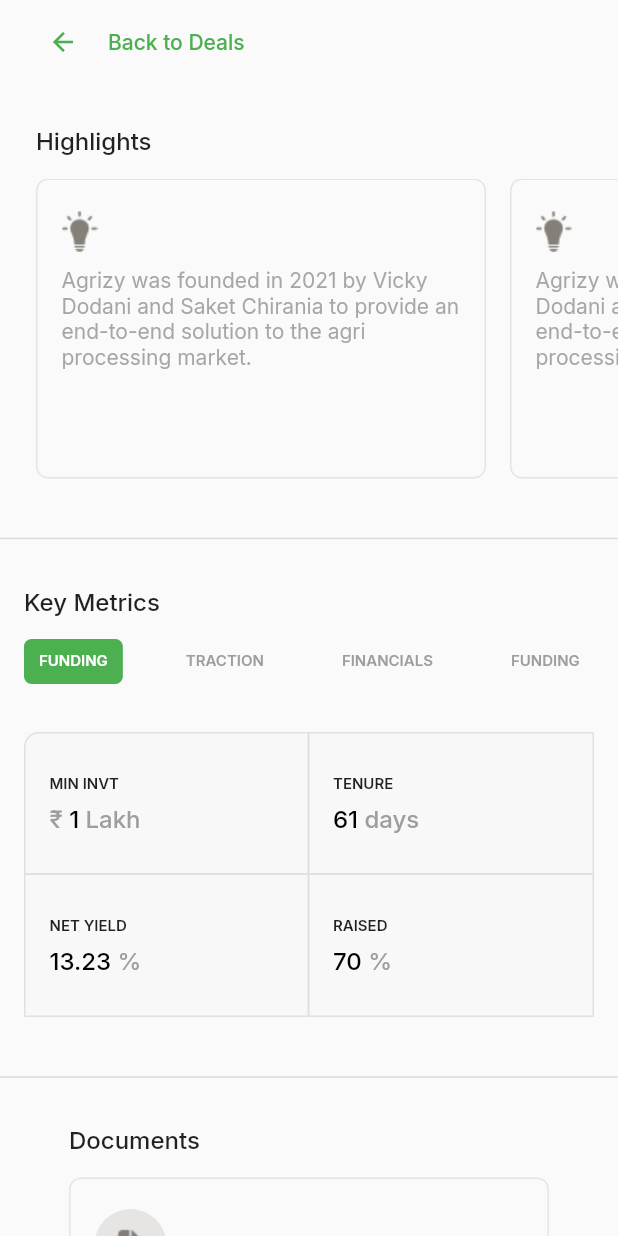
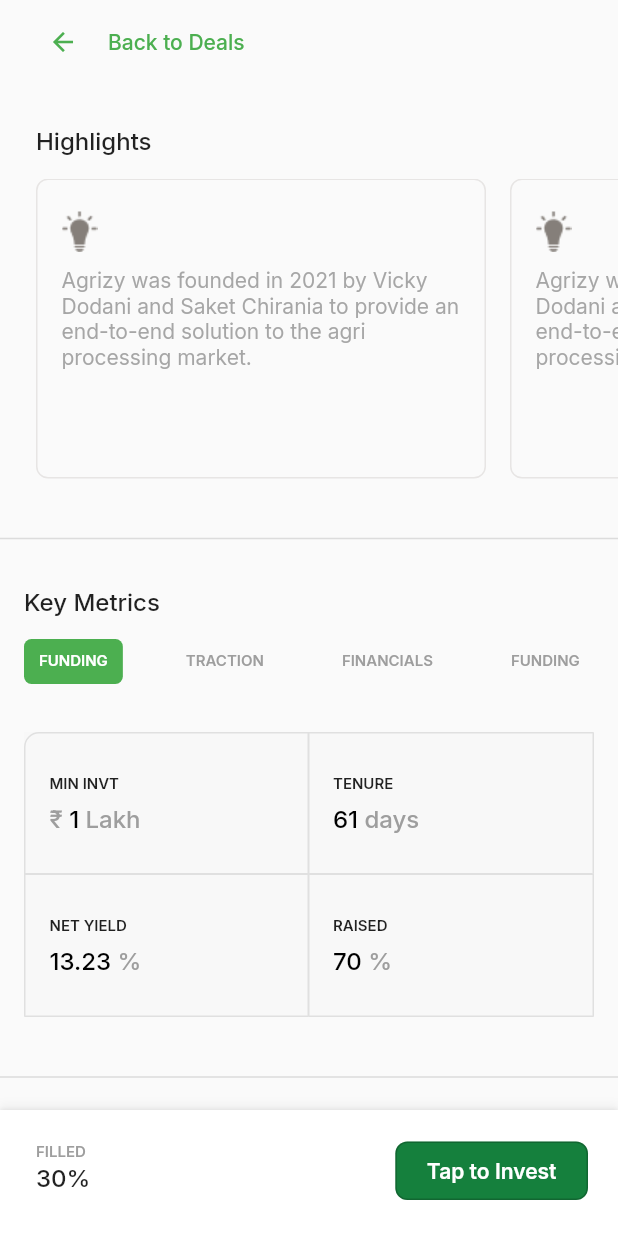
Before and after one commit to SatyamKr07/tap_invest_satyam, a Flutter app: the screen it shows after launch, scrolled down 576 dp, on a phone screen of 412 x 824 dp. Run offline on Flutter 3.47's test engine with Material 2 defaults, Android fonts, the phone set to English and light mode, and no system bars; our stand-ins replace google_fonts.

Commit message:
tap to invest ui

```diff
--- a/lib/pages/deal_details_page/deal_details_page.dart
+++ b/lib/pages/deal_details_page/deal_details_page.dart
@@ -4,6 +4,7 @@
 import 'package:tap_invest/pages/deal_details_page/widgets/documents.dart';
 import 'package:tap_invest/pages/deal_details_page/widgets/highlights.dart';
 import 'package:tap_invest/pages/deal_details_page/widgets/invt_data_widget.dart';
+import 'package:tap_invest/pages/deal_details_page/widgets/tap_to_invest.dart';
 import 'package:tap_invest/utils/my_text_styles.dart';
 
 import 'widgets/key_metrics.dart';
@@ -67,8 +68,8 @@
                         'Agrizy offers solutions across digital vendor management, and supply and value chainautomation to its agri processing units. Agrizy, a Bengaluru-based agri tech startup.',
                         maxLines: 2,
                         overflow: TextOverflow.ellipsis,
-                      style:
-                          MyTestStyles.Inter40014.copyWith(color: Colors.grey),
+                        style: MyTestStyles.Inter40014.copyWith(
+                            color: Colors.grey),
                       ),
                       SizedBox(
                         height: 12,
@@ -83,7 +84,8 @@
             Divider(thickness: 1),
             SizedBox(height: 16),
             Padding(
-            padding: const EdgeInsets.symmetric(horizontal: 24.0, vertical: 0),
+              padding:
+                  const EdgeInsets.symmetric(horizontal: 24.0, vertical: 0),
               child: ClientsBackedBy(),
             ),
             SizedBox(height: 16),
@@ -106,6 +108,6 @@
             SizedBox(height: 70),
           ],
         ),
-    );
+        bottomNavigationBar: TapToInvest());
   }
 }
--- /dev/null
+++ b/lib/pages/deal_details_page/widgets/tap_to_invest.dart
@@ -0,0 +1,90 @@
+import 'package:flutter/material.dart';
+import 'package:tap_invest/utils/my_text_styles.dart';
+
+class TapToInvest extends StatelessWidget {
+  const TapToInvest({Key? key}) : super(key: key);
+
+  @override
+  Widget build(BuildContext context) {
+    return Container(
+      width: 360,
+      height: 84,
+      padding: const EdgeInsets.only(
+        top: 21,
+        left: 24,
+        right: 20,
+        bottom: 21,
+      ),
+      clipBehavior: Clip.antiAlias,
+      decoration: BoxDecoration(
+        color: Colors.white,
+        boxShadow: [
+          BoxShadow(
+            color: Color(0x0A000000),
+            blurRadius: 4,
+            offset: Offset(0, -4),
+            spreadRadius: 0,
+          ),
+          BoxShadow(
+            color: Color(0x0F000000),
+            blurRadius: 1,
+            offset: Offset(0, -1),
+            spreadRadius: 0,
+          )
+        ],
+      ),
+      child: Row(
+        mainAxisSize: MainAxisSize.min,
+        mainAxisAlignment: MainAxisAlignment.start,
+        crossAxisAlignment: CrossAxisAlignment.start,
+        children: [
+          Expanded(
+            child: Container(
+              child: Column(
+                mainAxisSize: MainAxisSize.min,
+                mainAxisAlignment: MainAxisAlignment.start,
+                crossAxisAlignment: CrossAxisAlignment.start,
+                children: [
+                  SizedBox(
+                    width: double.infinity,
+                    child: Text('FILLED',
+                        style: MyTestStyles.Inter60010.copyWith(
+                            color: Colors.grey)),
+                  ),
+                  const SizedBox(height: 2),
+                  SizedBox(
+                    width: double.infinity,
+                    child: Text('30%', style: MyTestStyles.Inter50016),
+                  ),
+                ],
+              ),
+            ),
+          ),
+          Container(
+            padding: const EdgeInsets.symmetric(horizontal: 20, vertical: 10),
+            clipBehavior: Clip.antiAlias,
+            decoration: ShapeDecoration(
+              gradient: LinearGradient(
+                begin: Alignment(0.00, -1.00),
+                end: Alignment(0, 1),
+                colors: [
+                  Color(0xff15803D),
+                  Color(0xff15803D),
+                ],
+              ),
+              shape: RoundedRectangleBorder(
+                side: BorderSide(
+                  width: 1,
+                  color: Colors.black.withOpacity(0.20000000298023224),
+                ),
+                borderRadius: BorderRadius.circular(8),
+              ),
+            ),
+            child: Text('Tap to Invest',
+                style: MyTestStyles.Inter60014.copyWith(color: Colors.white)),
+          ),
+        ],
+      ),
+    );
+  }
+}
--- a/lib/utils/my_text_styles.dart
+++ b/lib/utils/my_text_styles.dart
@@ -34,6 +34,14 @@
     );
   }
 
+  static TextStyle get Inter60014 {
+    return TextStyle(
+      fontWeight: FontWeight.w600,
+      fontSize: 14,
+      fontFamily: GoogleFonts.inter().fontFamily,
+    );
+  }
+
   static TextStyle get Inter60018 {
     return TextStyle(
       fontWeight: FontWeight.w600,
```
Lines whose indentation alone changed are shown as unchanged.
